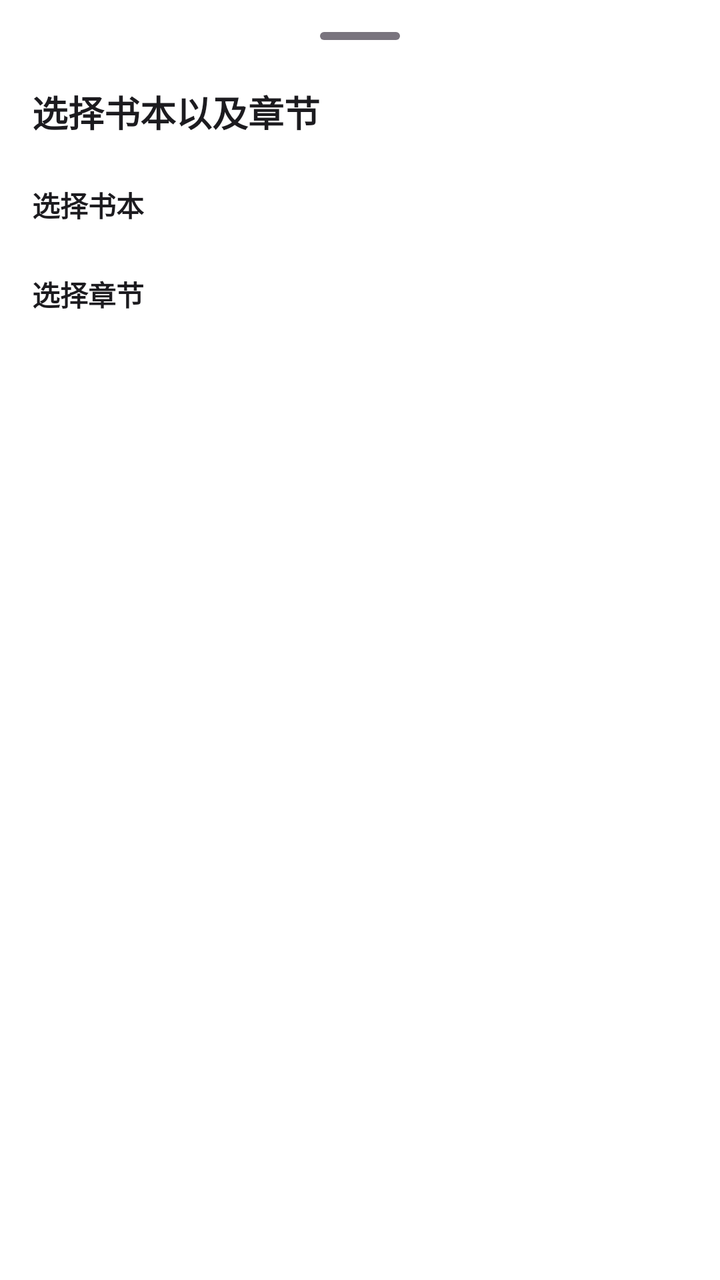
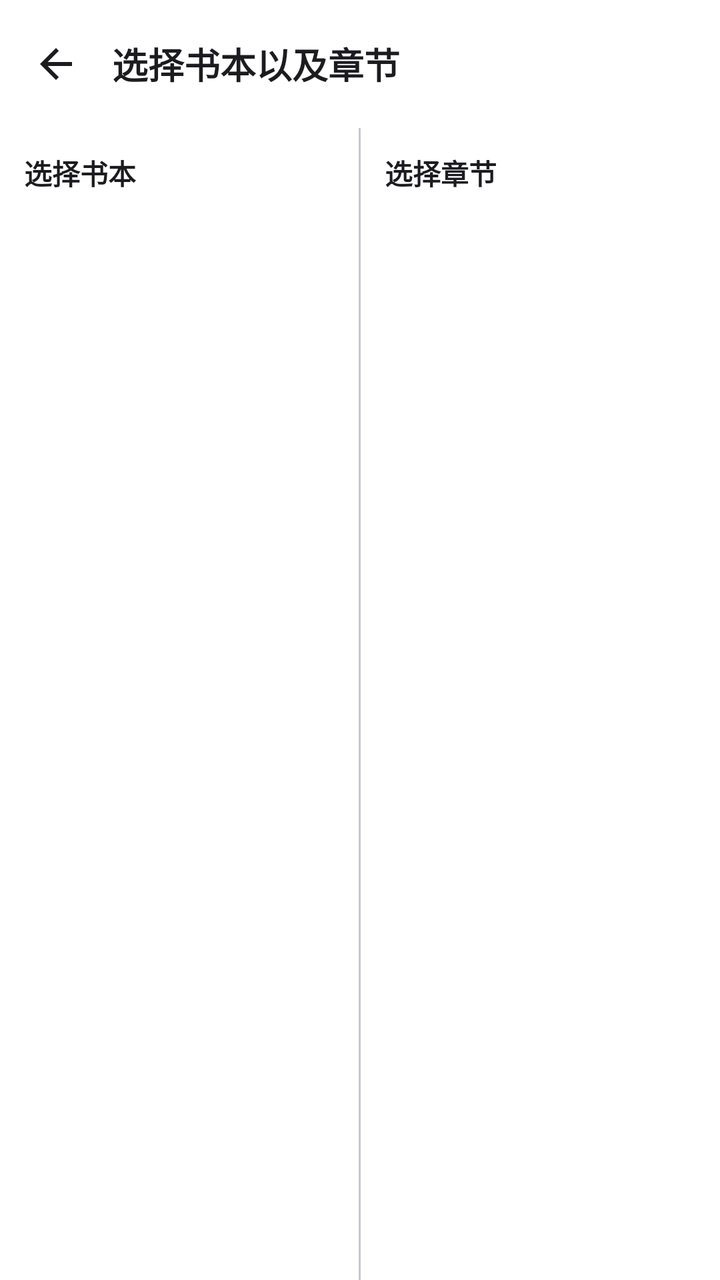

An Android layout rendered at two revisions. The XML below is the earlier revision; the diff shows what the commit changed to produce the second picture.
<!-- AndroidManifest.xml: application theme Theme.MiaodiNote -->
<!-- res/layout/bottom_sheet_book_chapter.xml -->
<?xml version="1.0" encoding="utf-8"?>
<LinearLayout xmlns:android="http://schemas.android.com/apk/res/android"
    android:layout_width="match_parent"
    android:layout_height="wrap_content"
    android:orientation="vertical"
    android:padding="16dp"
    android:background="?attr/colorSurface">

    <View
        android:layout_width="40dp"
        android:layout_height="4dp"
        android:layout_gravity="center"
        android:background="@drawable/bg_sheet_handle"
        android:layout_marginBottom="16dp" />

    <LinearLayout
        android:layout_width="match_parent"
        android:layout_height="wrap_content"
        android:orientation="horizontal"
        android:gravity="center_vertical">

        <TextView
            android:layout_width="0dp"
            android:layout_height="wrap_content"
            android:layout_weight="1"
            android:text="选择书本以及章节"
            android:textSize="18sp"
            android:textStyle="bold"
            android:textColor="?attr/colorOnSurface" />

        <ImageButton
            android:id="@+id/btnAddBookChapter"
            android:layout_width="40dp"
            android:layout_height="40dp"
            android:background="?attr/selectableItemBackgroundBorderless"
            android:src="@drawable/ic_add"
            android:contentDescription="添加" />
    </LinearLayout>

    <TextView
        android:layout_width="wrap_content"
        android:layout_height="wrap_content"
        android:layout_marginTop="16dp"
        android:text="选择书本"
        android:textSize="14sp"
        android:textStyle="bold"
        android:textColor="?attr/colorOnSurface"
        android:layout_marginBottom="8dp" />

    <androidx.recyclerview.widget.RecyclerView
        android:id="@+id/rvBooks"
        android:layout_width="match_parent"
        android:layout_height="wrap_content"
        android:maxHeight="180dp"
        android:overScrollMode="never" />

    <TextView
        android:layout_width="wrap_content"
        android:layout_height="wrap_content"
        android:layout_marginTop="16dp"
        android:text="选择章节"
        android:textSize="14sp"
        android:textStyle="bold"
        android:textColor="?attr/colorOnSurface"
        android:layout_marginBottom="8dp" />

    <androidx.recyclerview.widget.RecyclerView
        android:id="@+id/rvChapters"
        android:layout_width="match_parent"
        android:layout_height="wrap_content"
        android:maxHeight="180dp"
        android:overScrollMode="never" />
</LinearLayout>
<!-- resources referenced by this layout -->
<resources>
  <!-- drawable bg_sheet_handle (drawable) -->
  <?xml version="1.0" encoding="utf-8"?>
  <shape xmlns:android="http://schemas.android.com/apk/res/android"
      android:shape="rectangle">
      <solid android:color="?attr/colorOutline" />
      <corners android:radius="2dp" />
  </shape>
  <!-- drawable ic_add (drawable) -->
  <?xml version="1.0" encoding="utf-8"?>
  <vector xmlns:android="http://schemas.android.com/apk/res/android"
      android:width="24dp"
      android:height="24dp"
      android:viewportWidth="24"
      android:viewportHeight="24">
      <path
          android:fillColor="#FFFFFF"
          android:pathData="M19,13h-6v6h-2v-6L5,13v-2h6L11,5h2v6h6z" />
  </vector>
  <style name="Theme.MiaodiNote" parent="Theme.Material3.Light.NoActionBar">
          <item name="colorPrimary">@color/primary</item>
          <item name="colorOnPrimary">@android:color/white</item>
          <item name="colorPrimaryContainer">@color/primary</item>
          <item name="colorOnPrimaryContainer">@android:color/white</item>
          <item name="colorSecondaryContainer">@color/amber</item>
          <item name="colorOnSecondaryContainer">@android:color/white</item>
          <item name="colorSurface">@color/surface</item>
          <item name="colorOnSurface">@color/on_surface</item>
          <item name="colorOnSurfaceVariant">@color/on_surface_variant</item>
          <item name="colorOutline">@color/outline</item>
          <item name="colorOutlineVariant">@color/outline_variant</item>
          <item name="android:statusBarColor">@color/primary_dark</item>
          <item name="android:navigationBarColor">@color/surface</item>
      </style>
  <color name="primary">#4A90A4</color>
  <color name="amber">#FFB300</color>
  <color name="surface">#FFFFFF</color>
  <color name="on_surface">#1C1B1F</color>
  <color name="on_surface_variant">#49454F</color>
  <color name="outline">#79747E</color>
  <color name="outline_variant">#CAC4D0</color>
  <color name="primary_dark">#3D7A8C</color>
</resources>

<!-- the commit's change to res/layout/bottom_sheet_book_chapter.xml (unified diff, before → after) -->
@@ -1,73 +1,104 @@
 <?xml version="1.0" encoding="utf-8"?>
 <LinearLayout xmlns:android="http://schemas.android.com/apk/res/android"
+    xmlns:app="http://schemas.android.com/apk/res-auto"
     android:layout_width="match_parent"
-    android:layout_height="wrap_content"
+    android:layout_height="match_parent"
     android:orientation="vertical"
-    android:padding="16dp"
     android:background="?attr/colorSurface">
 
-    <View
-        android:layout_width="40dp"
-        android:layout_height="4dp"
-        android:layout_gravity="center"
-        android:background="@drawable/bg_sheet_handle"
-        android:layout_marginBottom="16dp" />
+    
+    <com.google.android.material.appbar.MaterialToolbar
+        android:id="@+id/toolbar"
+        android:layout_width="match_parent"
+        android:layout_height="?attr/actionBarSize"
+        android:background="?attr/colorSurface"
+        app:navigationIcon="@drawable/ic_back"
+        app:navigationIconTint="?attr/colorOnSurface">
 
+        <LinearLayout
+            android:layout_width="match_parent"
+            android:layout_height="wrap_content"
+            android:orientation="horizontal"
+            android:gravity="center_vertical">
+
+            <TextView
+                android:layout_width="0dp"
+                android:layout_height="wrap_content"
+                android:layout_weight="1"
+                android:text="选择书本以及章节"
+                android:textSize="18sp"
+                android:textStyle="bold"
+                android:textColor="?attr/colorOnSurface" />
+
+            <ImageButton
+                android:id="@+id/btnAddBookChapter"
+                android:layout_width="40dp"
+                android:layout_height="40dp"
+                android:background="?attr/selectableItemBackgroundBorderless"
+                android:src="@drawable/ic_add"
+                android:contentDescription="添加" />
+        </LinearLayout>
+    </com.google.android.material.appbar.MaterialToolbar>
+
+    
     <LinearLayout
         android:layout_width="match_parent"
-        android:layout_height="wrap_content"
-        android:orientation="horizontal"
-        android:gravity="center_vertical">
+        android:layout_height="0dp"
+        android:layout_weight="1"
+        android:orientation="horizontal">
 
-        <TextView
+        
+        <LinearLayout
             android:layout_width="0dp"
-            android:layout_height="wrap_content"
+            android:layout_height="match_parent"
             android:layout_weight="1"
-            android:text="选择书本以及章节"
-            android:textSize="18sp"
-            android:textStyle="bold"
-            android:textColor="?attr/colorOnSurface" />
+            android:orientation="vertical"
+            android:padding="12dp">
 
-        <ImageButton
-            android:id="@+id/btnAddBookChapter"
-            android:layout_width="40dp"
-            android:layout_height="40dp"
-            android:background="?attr/selectableItemBackgroundBorderless"
-            android:src="@drawable/ic_add"
-            android:contentDescription="添加" />
+            <TextView
+                android:layout_width="wrap_content"
+                android:layout_height="wrap_content"
+                android:text="选择书本"
+                android:textSize="14sp"
+                android:textStyle="bold"
+                android:textColor="?attr/colorOnSurface"
+                android:layout_marginBottom="8dp" />
+
+            <androidx.recyclerview.widget.RecyclerView
+                android:id="@+id/rvBooks"
+                android:layout_width="match_parent"
+                android:layout_height="match_parent"
+                android:overScrollMode="never" />
+        </LinearLayout>
+
+        
+        <View
+            android:layout_width="1dp"
+            android:layout_height="match_parent"
+            android:background="?attr/colorOutlineVariant" />
+
+        
+        <LinearLayout
+            android:layout_width="0dp"
+            android:layout_height="match_parent"
+            android:layout_weight="1"
+            android:orientation="vertical"
+            android:padding="12dp">
+
+            <TextView
+                android:layout_width="wrap_content"
+                android:layout_height="wrap_content"
+                android:text="选择章节"
+                android:textSize="14sp"
+                android:textStyle="bold"
+                android:textColor="?attr/colorOnSurface"
+                android:layout_marginBottom="8dp" />
+
+            <androidx.recyclerview.widget.RecyclerView
+                android:id="@+id/rvChapters"
+                android:layout_width="match_parent"
+                android:layout_height="match_parent"
+                android:overScrollMode="never" />
+        </LinearLayout>
     </LinearLayout>
-
-    <TextView
-        android:layout_width="wrap_content"
-        android:layout_height="wrap_content"
-        android:layout_marginTop="16dp"
-        android:text="选择书本"
-        android:textSize="14sp"
-        android:textStyle="bold"
-        android:textColor="?attr/colorOnSurface"
-        android:layout_marginBottom="8dp" />
-
-    <androidx.recyclerview.widget.RecyclerView
-        android:id="@+id/rvBooks"
-        android:layout_width="match_parent"
-        android:layout_height="wrap_content"
-        android:maxHeight="180dp"
-        android:overScrollMode="never" />
-
-    <TextView
-        android:layout_width="wrap_content"
-        android:layout_height="wrap_content"
-        android:layout_marginTop="16dp"
-        android:text="选择章节"
-        android:textSize="14sp"
-        android:textStyle="bold"
-        android:textColor="?attr/colorOnSurface"
-        android:layout_marginBottom="8dp" />
-
-    <androidx.recyclerview.widget.RecyclerView
-        android:id="@+id/rvChapters"
-        android:layout_width="match_parent"
-        android:layout_height="wrap_content"
-        android:maxHeight="180dp"
-        android:overScrollMode="never" />
 </LinearLayout>
<!-- resource entries referenced after the edit -->
@@ -1,12 +1,5 @@
 <!-- resources referenced by this layout -->
 <resources>
-  <!-- drawable bg_sheet_handle (drawable) -->
-  <?xml version="1.0" encoding="utf-8"?>
-  <shape xmlns:android="http://schemas.android.com/apk/res/android"
-      android:shape="rectangle">
-      <solid android:color="?attr/colorOutline" />
-      <corners android:radius="2dp" />
-  </shape>
   <!-- drawable ic_add (drawable) -->
   <?xml version="1.0" encoding="utf-8"?>
   <vector xmlns:android="http://schemas.android.com/apk/res/android"
@@ -17,6 +10,17 @@
       <path
           android:fillColor="#FFFFFF"
           android:pathData="M19,13h-6v6h-2v-6L5,13v-2h6L11,5h2v6h6z" />
+  </vector>
+  <!-- drawable ic_back (drawable) -->
+  <?xml version="1.0" encoding="utf-8"?>
+  <vector xmlns:android="http://schemas.android.com/apk/res/android"
+      android:width="24dp"
+      android:height="24dp"
+      android:viewportWidth="24"
+      android:viewportHeight="24">
+      <path
+          android:fillColor="#FFFFFF"
+          android:pathData="M20,11L7.83,11l5.59,-5.59L12,4l-8,8 8,8 1.41,-1.41L7.83,13L20,13z" />
   </vector>
   <style name="Theme.MiaodiNote" parent="Theme.Material3.Light.NoActionBar">
           <item name="colorPrimary">@color/primary</item>
